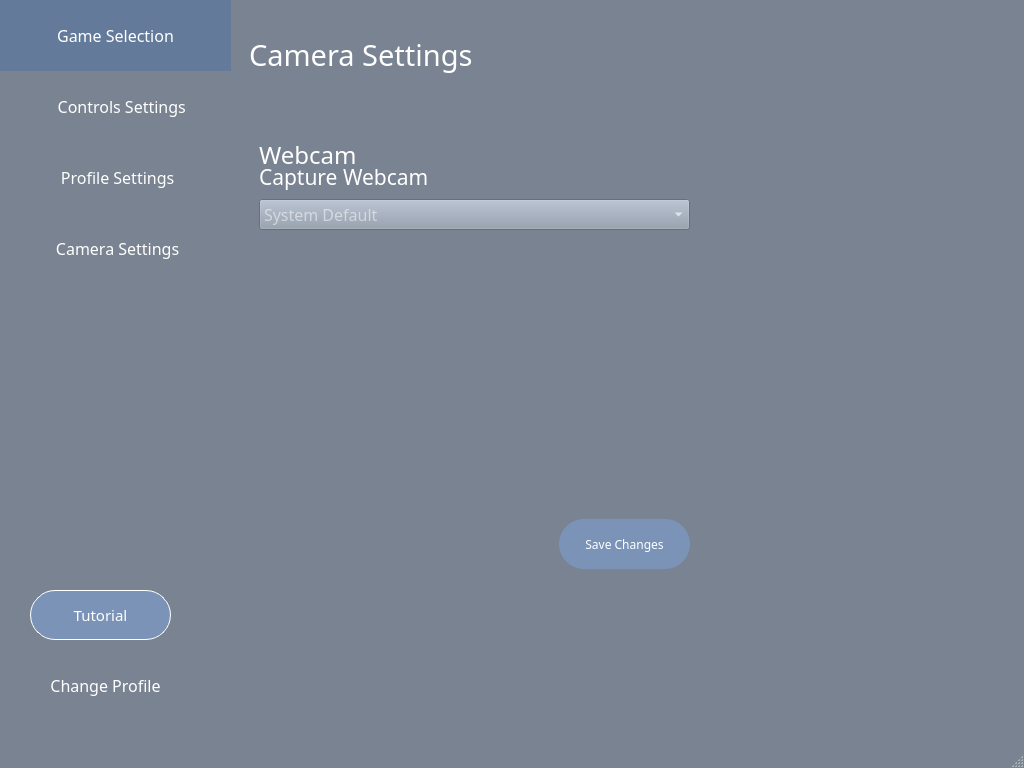
GesturePlay/qt-deep-hand-controller, file app.ui: the form before one commit.
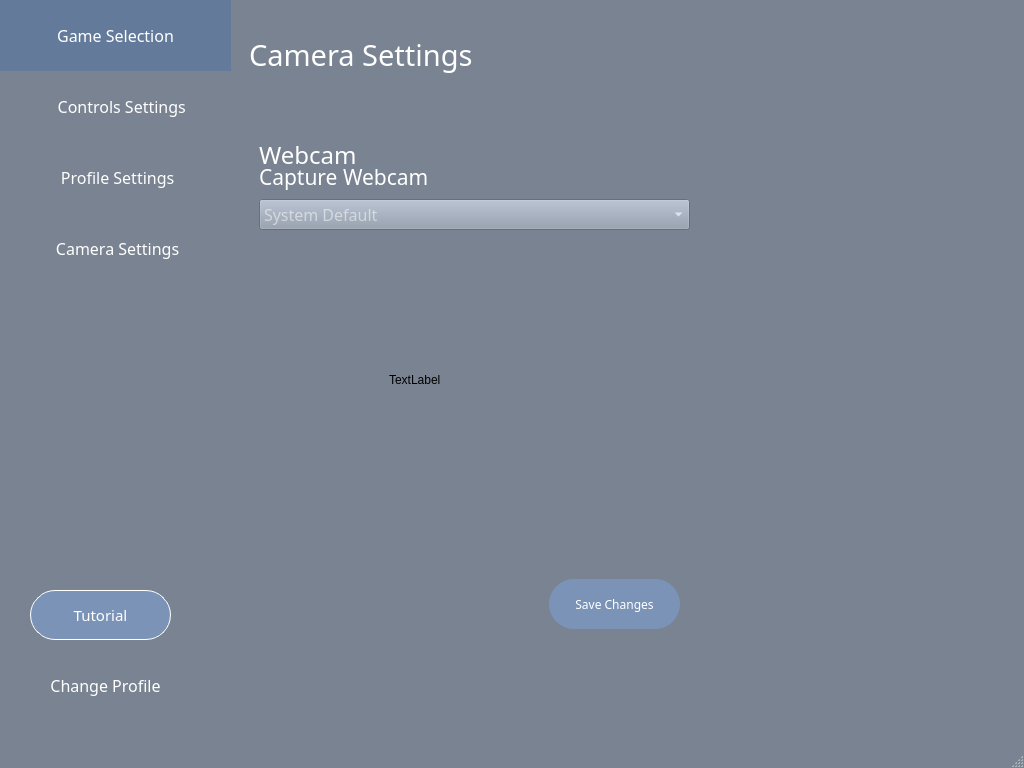
The form after the commit. The open tabs and pages were chosen to show the change. Icons and pictures are not drawn.

What changed in the file:
```diff
--- a/app.ui
+++ b/app.ui
@@ -1792,8 +1792,8 @@
        <widget class="QPushButton" name="removeProfileBtn_4">
         <property name="geometry">
          <rect>
-          <x>330</x>
-          <y>520</y>
+          <x>320</x>
+          <y>580</y>
           <width>131</width>
           <height>50</height>
          </rect>
@@ -1932,6 +1932,19 @@
          <bool>true</bool>
         </property>
        </widget>
+       <widget class="QLabel" name="CameraPreview">
+        <property name="geometry">
+         <rect>
+          <x>160</x>
+          <y>300</y>
+          <width>241</width>
+          <height>161</height>
+         </rect>
+        </property>
+        <property name="text">
+         <string>TextLabel</string>
+        </property>
+       </widget>
        <zorder>label_47</zorder>
        <zorder>removeProfileBtn_4</zorder>
        <zorder>label_25</zorder>
```
Left out of the diff: 7 changed lines with no effect on the pictures.
